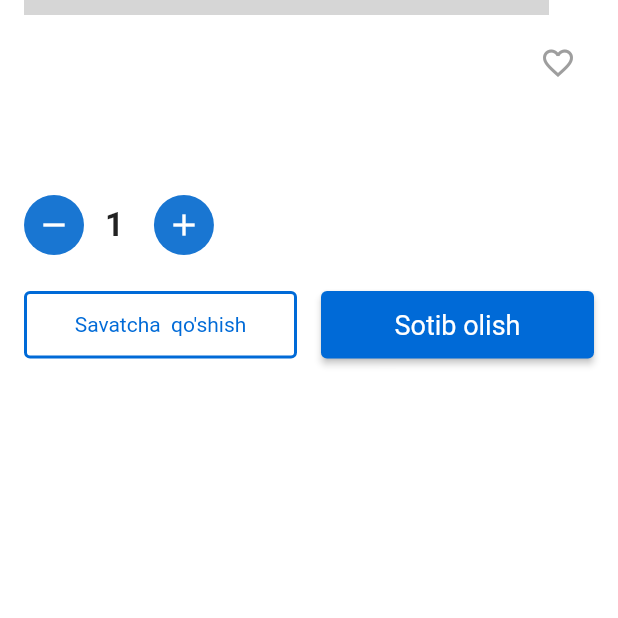
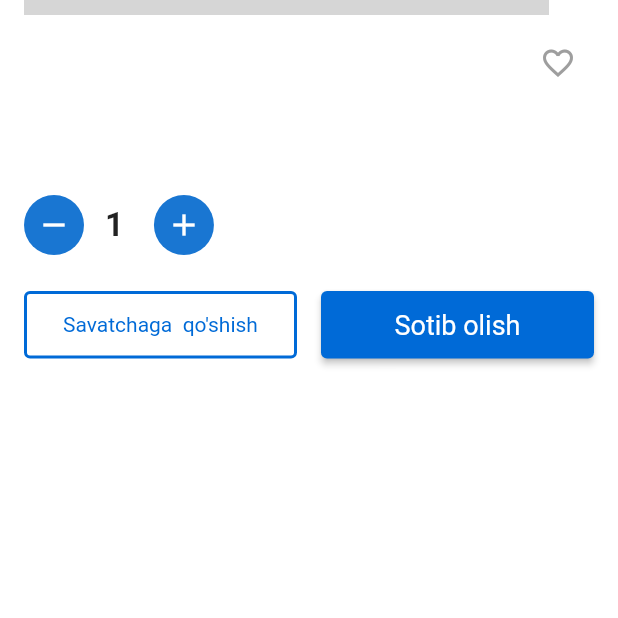
Before and after one commit to Asadbek-IP/masquerade_online_shop, a Flutter app: the ProductDetails screen opened directly with empty values, on a phone screen of 412 x 824 dp, the part 618-1236 px from its top. Run offline on Flutter 3.47's test engine with Material 2 defaults, Android fonts, the phone set to English and light mode, and no system bars; our stand-ins replace cloud_firestore, firebase_auth, firebase_core, firebase_storage, fluttertoast, image_picker and 2 more; accounts and stored records are empty; network calls fail; grey boxes are pictures that could not be loaded.

Commit message:
finish finish

```diff
--- a/lib/screens/auth_ui/login/login.dart
+++ b/lib/screens/auth_ui/login/login.dart
@@ -3,6 +3,7 @@ import 'package:flutter/material.dart';
 import 'package:maskarad_online_shop/constants/constants.dart';
 import 'package:maskarad_online_shop/constants/routes.dart';
 import 'package:maskarad_online_shop/firebase_helper/firebase_auth_helper.dart/firebase_auth_helper.dart';
+import 'package:maskarad_online_shop/screens/auth_ui/sign_up/sign_up.dart';
 import 'package:maskarad_online_shop/screens/custom_bottom_bar/custom_bottom_bar.dart';
 import 'package:maskarad_online_shop/screens/home/home.dart';
 import 'package:maskarad_online_shop/widgets/primary_button.dart';
@@ -90,7 +91,9 @@ class _LoginState extends State<Login> {
                       "Ro'yxatdan o'tish",
                       style: TextStyle(color: Theme.of(context).primaryColor),
                     ),
-                    onPressed: () {}))
+                    onPressed: () {
+                      Routes.instanse.push(SignUp(), context);
+                    }))
           ],
         ),
       ),
--- a/lib/screens/cart_screen/cart_screen.dart
+++ b/lib/screens/cart_screen/cart_screen.dart
@@ -31,7 +31,7 @@ class _CartScreenState extends State<CartScreen> {
                 mainAxisAlignment: MainAxisAlignment.spaceBetween,
                 children: [
                   const Text(
-                    "Total",
+                    "Barchasi",
                     style: TextStyle(
                       fontSize: 18.0,
                       fontWeight: FontWeight.bold,
@@ -70,7 +70,7 @@ class _CartScreenState extends State<CartScreen> {
         centerTitle: true,
         // backgroundColor: Colo,
         title: const Text(
-          "Cart Screen",
+          "Savatcha",
           style: TextStyle(
             color: Colors.black,
           ),
--- a/lib/screens/product_details/product_details.dart
+++ b/lib/screens/product_details/product_details.dart
@@ -131,7 +131,7 @@ class _ProductDetailsState extends State<ProductDetails> {
                                 widget.singleProduct.copyWith(qty: qty));
                             showMessage("Savatchaga qo'shildi");
                           },
-                          child: Text("Savatcha  qo'shish")),
+                          child: Text("Savatchaga  qo'shish")),
                     ),
                   ),
                   SizedBox(
```
